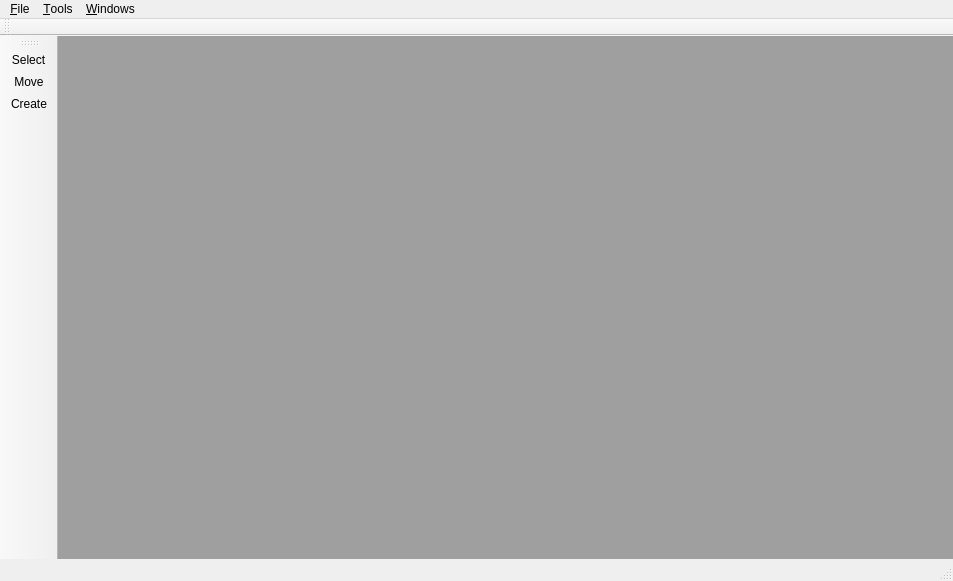
This is src/qdrawmainwindow.ui in nayyden/ZVector as Qt 5 draws it before an edit. The edited form follows.
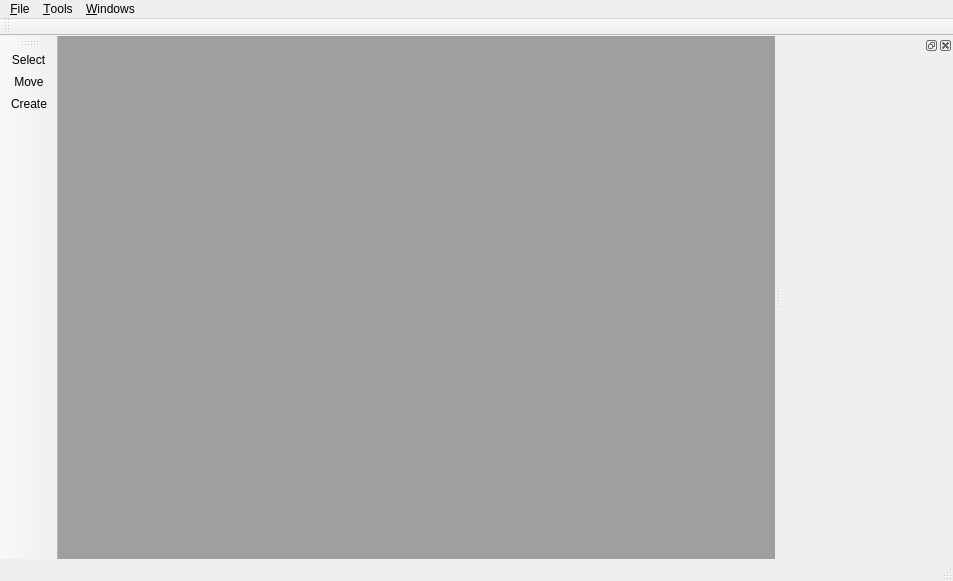
This is the edited form. Icons and pictures are not drawn. Custom widgets are drawn as their Qt base class.

Patch:
```diff
--- a/src/qdrawmainwindow.ui
+++ b/src/qdrawmainwindow.ui
@@ -85,6 +85,46 @@
    <addaction name="actionMove"/>
    <addaction name="actionCreate"/>
   </widget>
+  <widget class="QDockWidget" name="dockWidget">
+   <property name="maximumSize">
+    <size>
+     <width>300</width>
+     <height>524287</height>
+    </size>
+   </property>
+   <attribute name="dockWidgetArea">
+    <number>2</number>
+   </attribute>
+   <widget class="QWidget" name="dockWidgetContents">
+    <layout class="QVBoxLayout" name="verticalLayout">
+     <item>
+      <widget class="QtColorTriangle" name="colorTriangle" native="true">
+       <property name="sizePolicy">
+        <sizepolicy hsizetype="Preferred" vsizetype="Preferred">
+         <horstretch>0</horstretch>
+         <verstretch>0</verstretch>
+        </sizepolicy>
+       </property>
+       <property name="minimumSize">
+        <size>
+         <width>150</width>
+         <height>150</height>
+        </size>
+       </property>
+       <property name="maximumSize">
+        <size>
+         <width>16777215</width>
+         <height>300</height>
+        </size>
+       </property>
+      </widget>
+     </item>
+     <item>
+      <widget class="QWidget" name="widget_2" native="true"/>
+     </item>
+    </layout>
+   </widget>
+  </widget>
   <action name="actionSelect">
    <property name="checkable">
     <bool>true</bool>
@@ -164,6 +204,14 @@
   </action>
  </widget>
  <layoutdefault spacing="6" margin="11"/>
+ <customwidgets>
+  <customwidget>
+   <class>QtColorTriangle</class>
+   <extends>QWidget</extends>
+   <header>qtcolortriangle.h</header>
+   <container>1</container>
+  </customwidget>
+ </customwidgets>
  <resources>
   <include location="icons.qrc"/>
  </resources>
```
Left out of the diff: 10 changed lines with no effect on the pictures.
